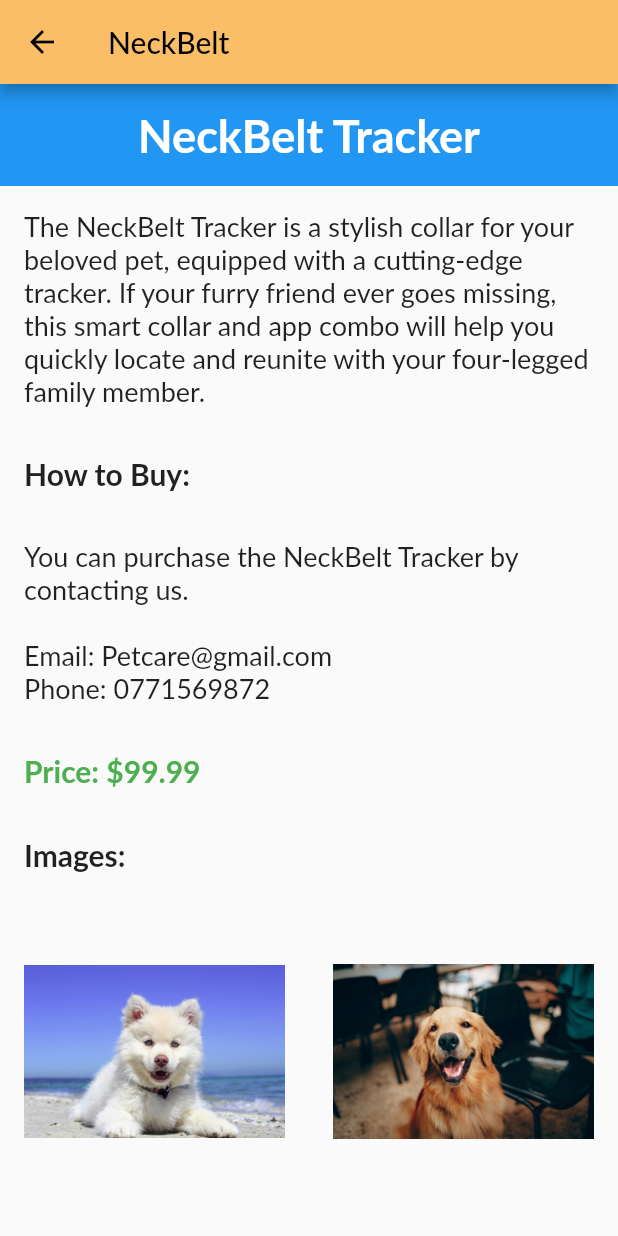
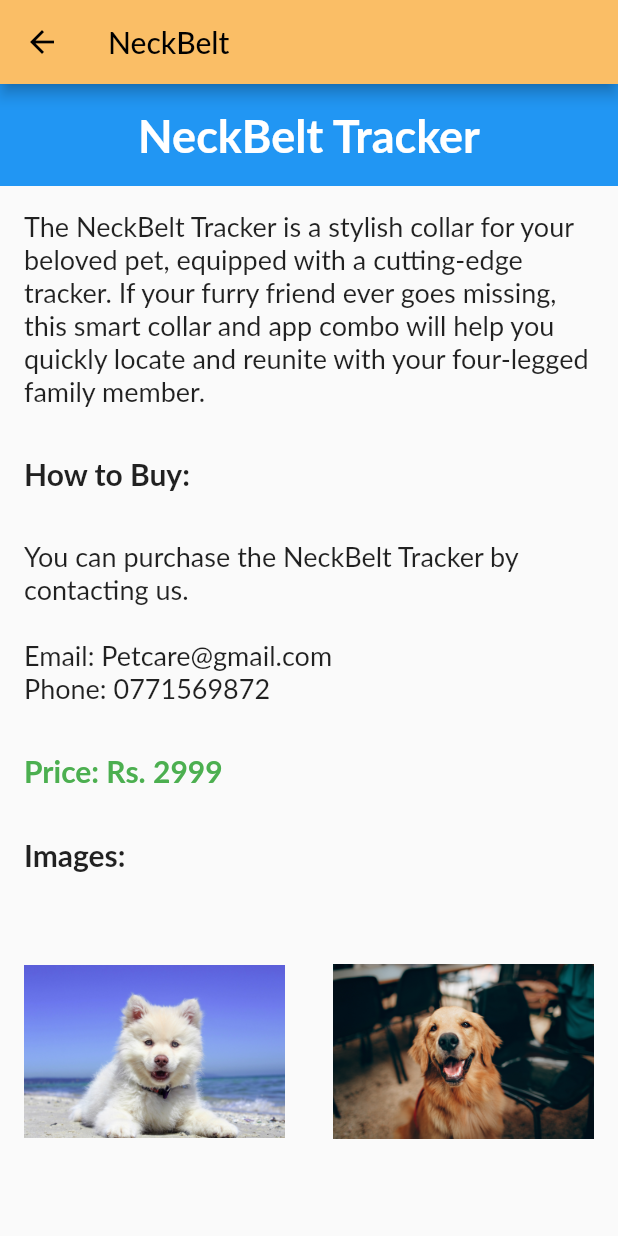
Before and after one commit to KJBotheju/pet, a Flutter app: the NeckBeltPage screen opened directly, on a phone screen of 412 x 824 dp. Run offline on Flutter 3.47's test engine with Material 2 defaults, Android fonts, the phone set to English and light mode, and no system bars; our stand-ins replace carousel_slider, geolocator, google_maps_flutter, image_picker, shared_preferences and 1 more; missing offline and left inert: dart:ffi, flutter_google_places, google_api_headers, google_maps_webservice; accounts and stored records are empty; Roboto replaces fonts that are missing (Lato).

Commit message:
change price

```diff
--- a/lib/screens/neckbelt.dart
+++ b/lib/screens/neckbelt.dart
@@ -75,7 +75,7 @@ class _NeckBeltPageState extends State<NeckBeltPage> {
             child: Padding(
               padding: EdgeInsets.all(16.0),
               child: Text(
-                'Price: \$99.99',
+                'Price: Rs. 2999',
                 style: TextStyle(
                   fontSize: 20,
                   fontWeight: FontWeight.bold,
```
